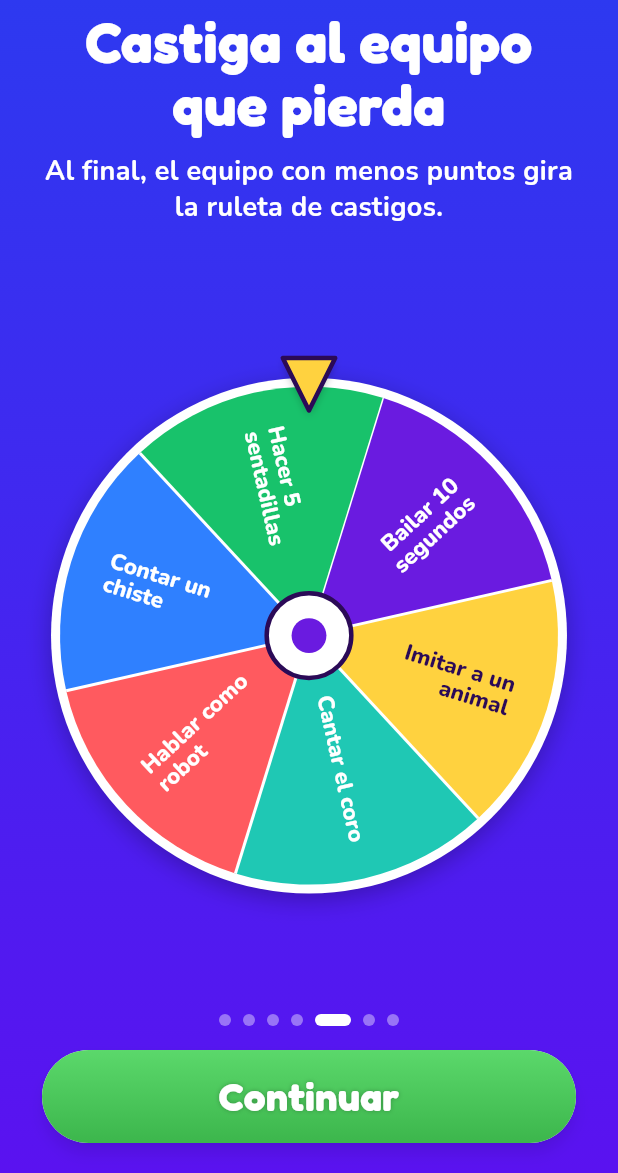
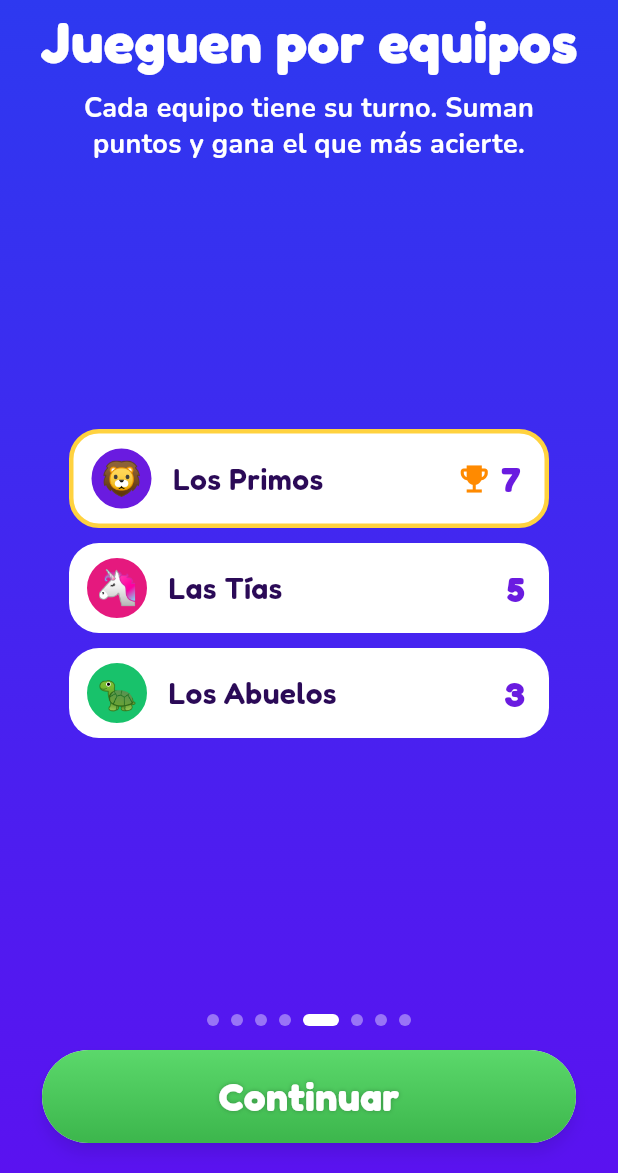
Before and after one commit to juancamilosal/charadeando_app, a Flutter app: the screen it shows after launch, swiped to page 5, on a phone screen of 412 x 824 dp, the part 63-1236 px from its top. Run offline on Flutter 3.47's test engine with Material 3 defaults, Android fonts, the phone set to English and light mode, and no system bars; our stand-ins replace audioplayers, camera, firebase_core, firebase_crashlytics, flutter_riverpod, go_router and 8 more; missing offline and left inert: ffmpeg_kit_flutter_new_video, in_app_update, photo_manager; accounts and stored records are empty; network calls fail.

Commit message:
Equipos sin jugadores y explicación de cómo se juega por equipos
Se quitan los jugadores del editor (no se usaban en el juego; quedan como
idea). "Cómo se juega" suma "Jueguen por equipos" y Equipos vacío
explica los tres pasos.

Co-Authored-By: Claude Opus 5.5 <noreply@anthropic.com>
Claude-Session: https://claude.ai/code/session_0164DQx3HYHXmjCdbcDvDX4q

```diff
--- a/lib/screens/welcome_screen.dart
+++ b/lib/screens/welcome_screen.dart
@@ -8,12 +8,13 @@ import '../router.dart';
 import '../theme.dart';
 import '../widgets/category_art.dart';
 import '../widgets/punishment_roulette.dart';
+import '../widgets/team_badge.dart';
 
 /// Una pantalla de "Cómo se juega": título, texto corto, la imagen (las
 /// categorías, la ruleta o una ilustración) y el texto del botón.
 typedef _Page = (String title, String text, Widget art, String button);
 
-/// "Cómo se juega": siete pantallas que se pasan con "Continuar" o
+/// "Cómo se juega": ocho pantallas que se pasan con "Continuar" o
 /// deslizando. Se ven la primera vez que se abre la app y desde Ajustes >
 /// Ayuda. "Omitir" las salta.
 class WelcomeScreen extends ConsumerStatefulWidget {
@@ -83,6 +84,12 @@ class _WelcomeScreenState extends ConsumerState<WelcomeScreen> {
             : 'Inclina el celular hacia arriba y pasa a la siguiente '
                   'palabra.',
         const _Art('assets/img/inicio/pasar.webp'),
+        'Continuar',
+      ),
+      (
+        'Jueguen por equipos',
+        'Cada equipo tiene su turno. Suman puntos y gana el que más acierte.',
+        const _SampleTeams(),
         'Continuar',
       ),
       (
@@ -254,6 +261,73 @@ class _Art extends StatelessWidget {
 
   @override
   Widget build(BuildContext context) => Image.asset(asset, fit: BoxFit.contain);
+}
+
+/// Una tabla de puntos de ejemplo, con tres equipos.
+class _SampleTeams extends StatelessWidget {
+  const _SampleTeams();
+
+  static const _teams = [
+    (SavedTeam(id: 'a', name: 'Los Primos', colorIndex: 0, emoji: '🦁'), 7),
+    (SavedTeam(id: 'b', name: 'Las Tías', colorIndex: 1, emoji: '🦄'), 5),
+    (SavedTeam(id: 'c', name: 'Los Abuelos', colorIndex: 5, emoji: '🐢'), 3),
+  ];
+
+  @override
+  Widget build(BuildContext context) {
+    return Center(
+      child: ConstrainedBox(
+        constraints: const BoxConstraints(maxWidth: 320),
+        child: Column(
+          mainAxisSize: MainAxisSize.min,
+          children: [
+            for (final (i, (team, points)) in _teams.indexed)
+              Container(
+                margin: const EdgeInsets.only(bottom: 10),
+                padding: const EdgeInsets.fromLTRB(10, 8, 16, 8),
+                decoration: BoxDecoration(
+                  color: Colors.white,
+                  borderRadius: BorderRadius.circular(20),
+                  border: i == 0
+                      ? Border.all(color: AppColors.yellow, width: 3)
+                      : null,
+                ),
+                child: Row(
+                  children: [
+                    TeamBadge(team: team, size: 44),
+                    const SizedBox(width: 12),
+                    Expanded(
+                      child: Text(
+                        team.name,
+                        style: const TextStyle(
+                          fontFamily: AppFonts.display,
+                          fontSize: 20,
+                          fontWeight: FontWeight.w600,
+                          color: AppColors.ink,
+                        ),
+                      ),
+                    ),
+                    if (i == 0) ...[
+                      const Icon(Icons.emoji_events, color: AppColors.orange),
+                      const SizedBox(width: 6),
+                    ],
+                    Text(
+                      '$points',
+                      style: const TextStyle(
+                        fontFamily: AppFonts.display,
+                        fontSize: 24,
+                        fontWeight: FontWeight.w700,
+                        color: AppColors.purple,
+                      ),
+                    ),
+                  ],
+                ),
+              ),
+          ],
+        ),
+      ),
+    );
+  }
 }
 
 /// La ruleta de castigos con algunos castigos de ejemplo, quieta.
```
Also changed, not shown: lib/screens/team_editor_screen.dart (+4 -69 lines), lib/screens/teams_screen.dart (+38 -11 lines), 5 other files.
